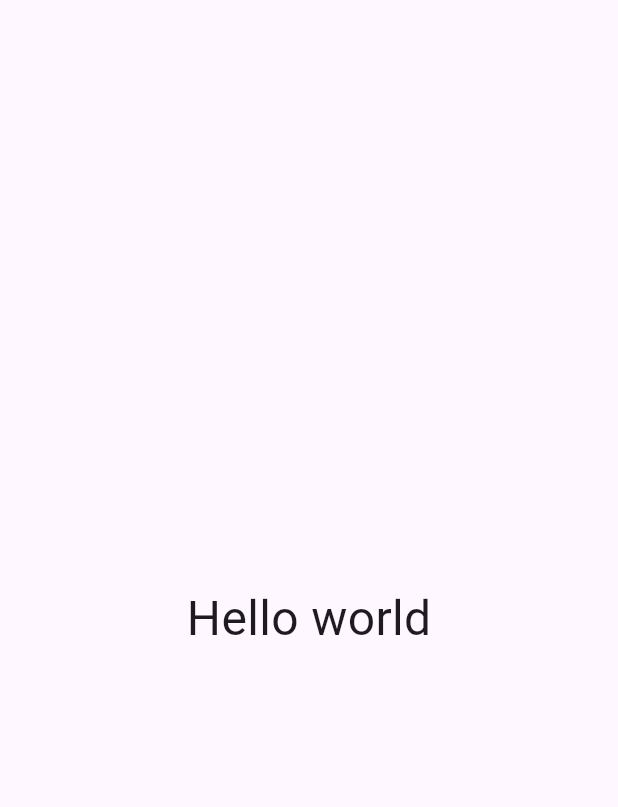
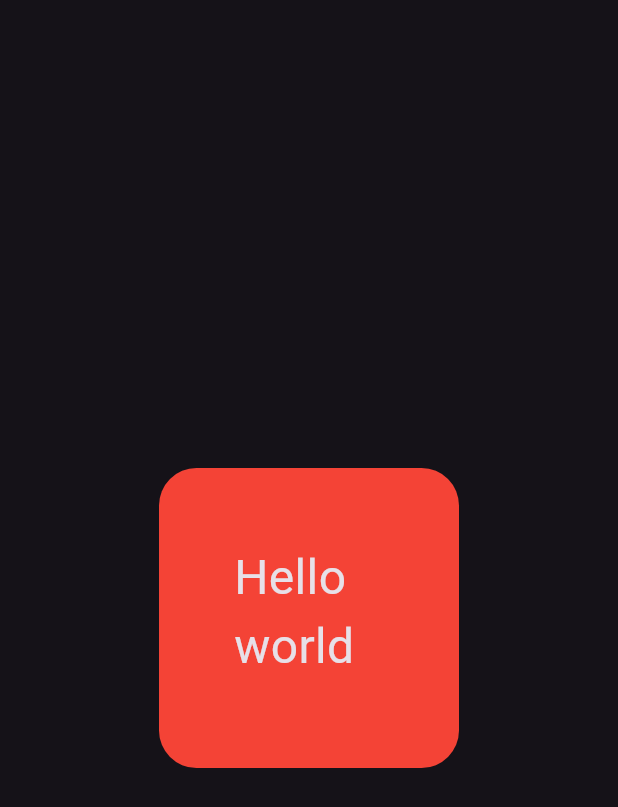
Before and after one commit to MaNaS0708/flutter_practices, a Flutter app: the screen it shows after launch, on a phone screen of 412 x 824 dp. Shown: the top 807 px of the screen. Run offline on Flutter 3.47's test engine with Material 3 defaults, Android fonts, the phone set to English and light mode, and no system bars.

Commit message:
wrap in container > adder collor and other decoration > and other visual changes

```diff
--- a/lib/main.dart
+++ b/lib/main.dart
@@ -10,17 +10,31 @@ class MyApp extends StatelessWidget {
 
   @override
   Widget build(BuildContext context) {
-
     return MaterialApp(
+      debugShowCheckedModeBanner: false,
+      title: 'my_first_app',
+      theme: ThemeData(
+        colorScheme: ColorScheme.fromSeed(
+            seedColor: Colors.deepPurple,
+            brightness: Brightness.dark),
+        useMaterial3: true,
+      ),
 
       home: Scaffold(
         body: Center(
 
-          child:
-
-          Text(
-            'Hello world',
-            style: TextStyle(fontSize: 32),
+          child: Container(
+            height: 200.0,
+            width: 200.0,
+            padding: EdgeInsets.all(50.0),
+            decoration: BoxDecoration(
+              borderRadius: BorderRadius.circular(25.0),
+              color: Colors.red,
+            ),
+            child: Text(
+              'Hello world',
+              style: TextStyle(fontSize: 32),
+            ),
           ),
 
         ),
```
